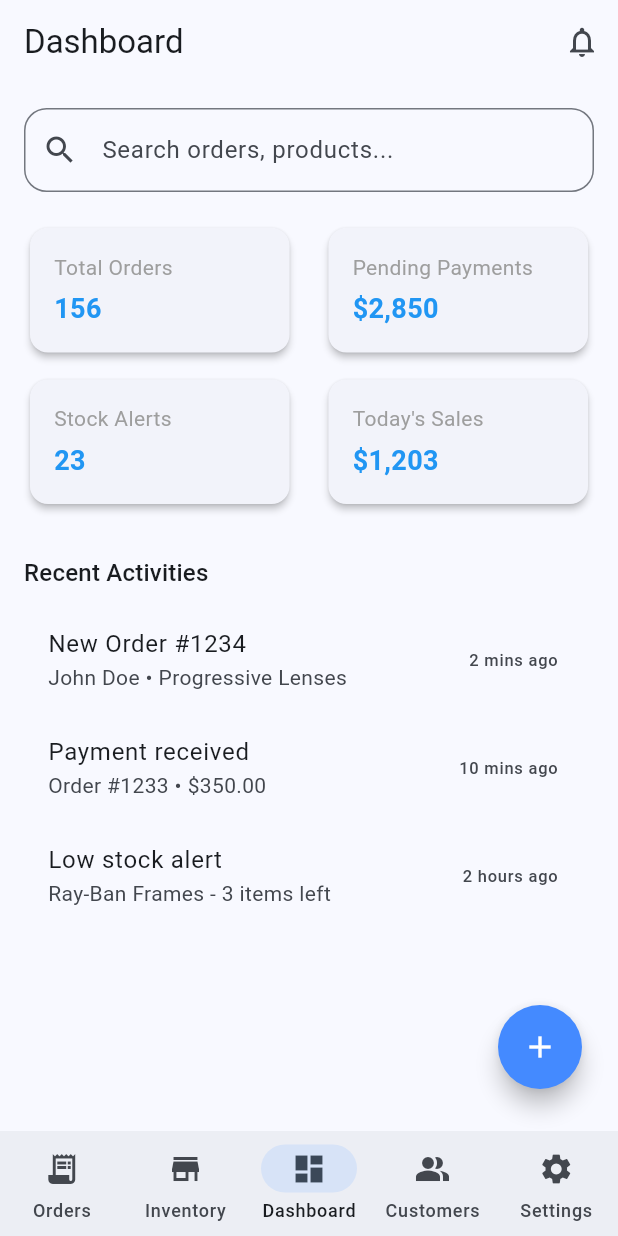
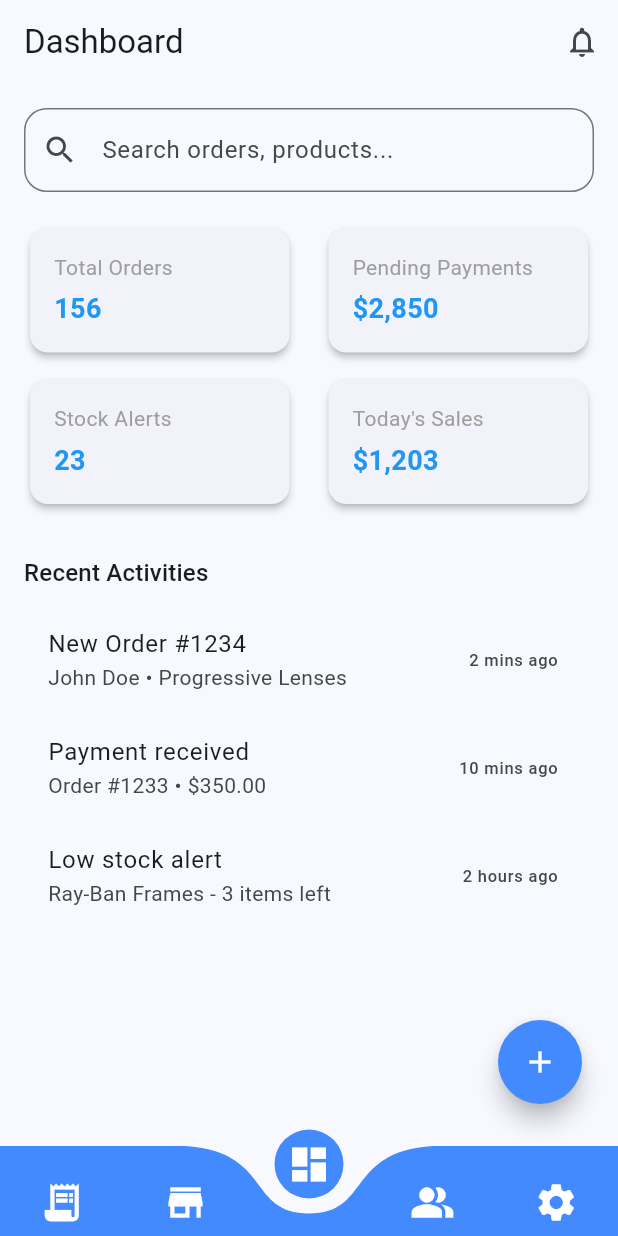
Before and after one commit to Faiz-Shaikh-001/OSM---Flutter, a Flutter app: the screen it shows after launch, on a phone screen of 412 x 824 dp. Run offline on Flutter 3.47's test engine with Material 3 defaults, Android fonts, the light colour scheme and no system bars; drawn by our look-alikes of curved_navigation_bar; our stand-ins replace cached_network_image, flutter_svg, pdf, printing; missing offline and left inert: barcode.

Commit message:
implemented bottom navigation bar animations

```diff
--- a/lib/models/frame_model.dart
+++ b/lib/models/frame_model.dart
@@ -1,4 +1,3 @@
-import '../utils/get_product_code.dart';
 
 enum FrameType { rimless, halfRimless, fullMetal, fullShell, goggles }
 
--- a/lib/pages/dashboard_screen.dart
+++ b/lib/pages/dashboard_screen.dart
@@ -1,5 +1,6 @@
 import 'dart:ui';
 import 'package:flutter/material.dart';
+import 'package:curved_navigation_bar/curved_navigation_bar.dart';
 import 'package:osm/pages/inventory_page.dart';
 import 'package:osm/pages/settings_page.dart';
 
@@ -45,24 +46,30 @@ class _DashboardScreenState extends State<DashboardScreen> {
           if (_isDialOpen && _selectedIndex == 2) _buildBlurOverlay(),
 
           if (_isDialOpen && _selectedIndex == 2) ..._buildFloatingActions(),
+
         ],
       ),
-      bottomNavigationBar: NavigationBar(
-        selectedIndex: _selectedIndex,
-        onDestinationSelected: (index) {
+      bottomNavigationBar: CurvedNavigationBar(
+        index: _selectedIndex,
+        height: 60,
+        backgroundColor: Colors.transparent,
+        color: Colors.blueAccent,
+        buttonBackgroundColor: Colors.blueAccent,
+        animationCurve: Curves.easeInOut,
+        animationDuration: const Duration(milliseconds: 300),
+        items: const [
+          Icon(Icons.receipt_long, size: 30, color: Colors.white),
+          Icon(Icons.store, size: 30, color: Colors.white),
+          Icon(Icons.dashboard, size: 30, color: Colors.white),
+          Icon(Icons.people_alt, size: 30, color: Colors.white),
+          Icon(Icons.settings, size: 30, color: Colors.white),
+        ],
+        onTap: (index) {
           setState(() {
             _selectedIndex = index;
-            _isDialOpen = false;
+            _isDialOpen = false; // Close the dial when switching tabs
           });
         },
-        height: 70,
-        destinations: const [
-          NavigationDestination(icon: Icon(Icons.receipt_long), label: 'Orders'),
-          NavigationDestination(icon: Icon(Icons.store), label: 'Inventory'),
-          NavigationDestination(icon: Icon(Icons.dashboard), label: 'Dashboard'),
-          NavigationDestination(icon: Icon(Icons.people_alt), label: 'Customers'),
-          NavigationDestination(icon: Icon(Icons.settings), label: 'Settings'),
-        ],
       ),
       floatingActionButton: _selectedIndex == 2
           ? Padding(
@@ -211,7 +218,7 @@ class _DashboardScreenState extends State<DashboardScreen> {
         child: FloatingActionButton(
           heroTag: tooltip,
           mini: true,
-          backgroundColor: Colors.white,
+          backgroundColor: Colors.transparent,
           onPressed: onTap,
           child: Icon(icon, color: color),
         ),
--- a/pubspec.yaml
+++ b/pubspec.yaml
@@ -30,7 +30,7 @@ environment:
 dependencies:
   flutter:
     sdk: flutter
-  flutter_speed_dial: ^7.0.0
+  curved_navigation_bar: ^1.0.3
 
   # The following adds the Cupertino Icons font to your application.
   # Use with the CupertinoIcons class for iOS style icons.
```
Also changed, not shown: lib/widgets/grid_card.dart (+4 -4 lines), pubspec.lock.
